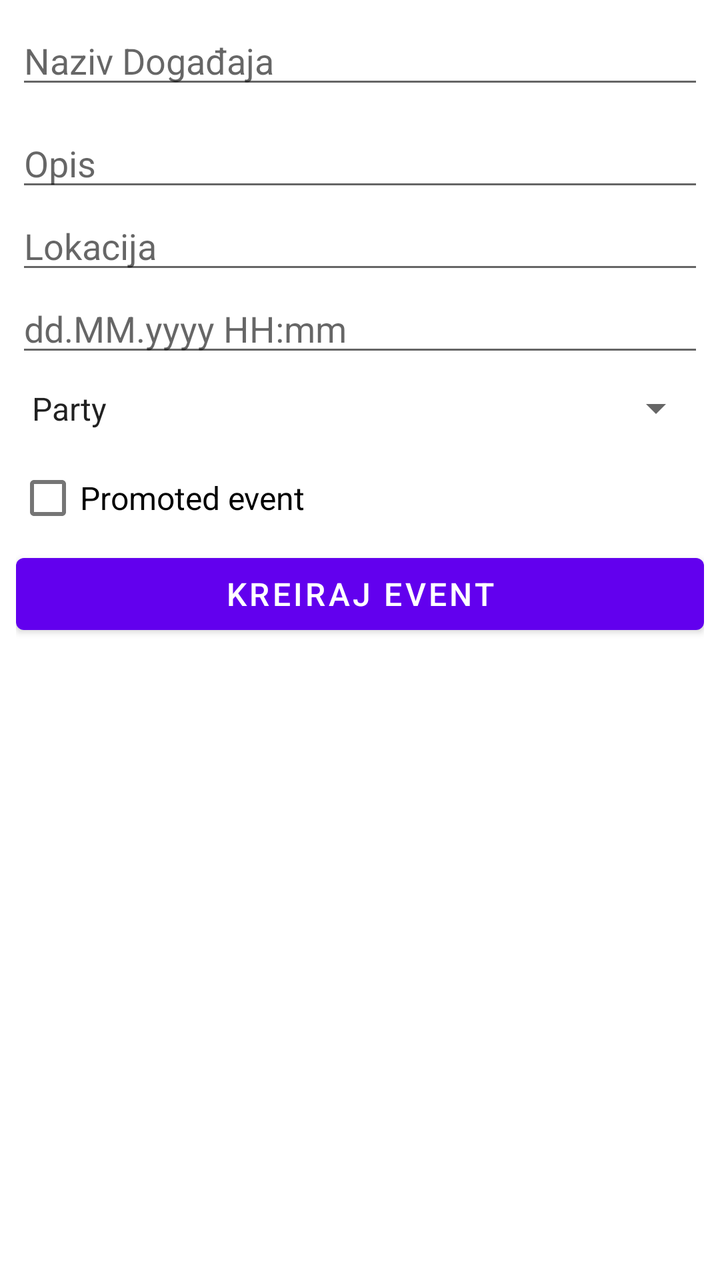
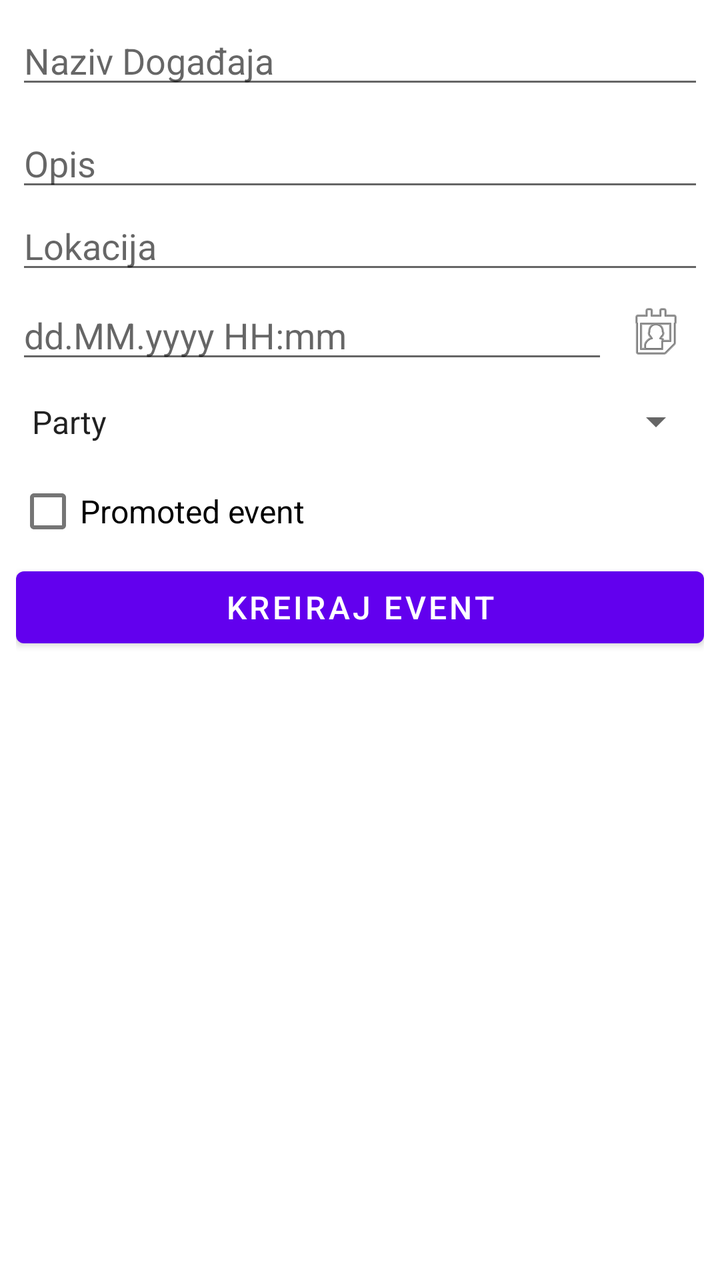

Compare the two renders of this Android layout. The source of the first and the diff that turns it into the second are given below.
<!-- AndroidManifest.xml: application theme Theme.EventsApp -->
<!-- res/layout/activity_create_event.xml -->
<?xml version="1.0" encoding="utf-8"?>
<LinearLayout xmlns:android="http://schemas.android.com/apk/res/android"
    xmlns:app="http://schemas.android.com/apk/res-auto"
    xmlns:tools="http://schemas.android.com/tools"
    android:layout_width="match_parent"
    android:layout_height="match_parent"
    tools:context=".CreateEventActivity"
    android:orientation="vertical"
    android:paddingTop="8dp"
    android:paddingHorizontal="8dp">

    <EditText
        android:id="@+id/editName"
        android:layout_width="match_parent"
        android:layout_height="wrap_content"
        android:hint="@string/naziv_doga_aja"
        android:inputType="text"
        />

    <EditText
        android:id="@+id/editDescription"
        android:layout_width="match_parent"
        android:layout_height="wrap_content"
        android:hint="@string/opis"
        android:inputType="textMultiLine"
        android:paddingTop="20dp"
        />

    <EditText
        android:id="@+id/editLocation"
        android:layout_width="match_parent"
        android:layout_height="wrap_content"
        android:hint="@string/lokacija"
        android:inputType="text"
        />

    <EditText
        android:id="@+id/editDateTime"
        android:layout_width="match_parent"
        android:layout_height="wrap_content"
        android:hint="@string/dd_mm_yyyy_hh_mm"
        android:digits="0123456789. :"/>"
        />

    <EditText
        android:id="@+id/editCapacity"
        android:layout_width="match_parent"
        android:layout_height="wrap_content"
        android:hint="@string/kapacitet"
        android:inputType="number"
        android:visibility="gone"
        />

    <Spinner
        android:id="@+id/spinnerCategory"
        android:layout_width="match_parent"
        android:layout_height="wrap_content"
        android:paddingVertical="10dp"
        android:entries="@array/categories_array"
        />


    <CheckBox
        android:id="@+id/cbPromoted"
        android:layout_width="match_parent"
        android:layout_height="wrap_content"
        android:text="@string/promoted_event"
        android:textSize="16sp"
        />


    <Button
        android:id="@+id/btnCreateEvent"
        android:layout_width="match_parent"
        android:layout_height="wrap_content"
        android:text="@string/kreiraj_event"
        android:textSize="16sp"
        />


</LinearLayout>
<!-- resources referenced by this layout -->
<resources>
  <string-array name="categories_array">
          <item>Party</item>
          <item>Festival</item>
          <item>Stand-Up &amp; Theater</item> <item>Concert</item>
          <item>Exhibition</item>
      </string-array>
  <string name="dd_mm_yyyy_hh_mm">dd.MM.yyyy HH:mm</string>
  <string name="kapacitet">Kapacitet</string>
  <string name="kreiraj_event">kreiraj event</string>
  <string name="lokacija">Lokacija</string>
  <string name="naziv_doga_aja">Naziv Događaja</string>
  <string name="opis">Opis</string>
  <string name="promoted_event">Promoted event</string>
  <style name="Theme.EventsApp" parent="Theme.MaterialComponents.DayNight.DarkActionBar">
          
          <item name="colorPrimary">@color/purple_500</item>
          <item name="colorPrimaryVariant">@color/purple_700</item>
          <item name="colorOnPrimary">@color/white</item>
          
          <item name="colorSecondary">@color/teal_200</item>
          <item name="colorSecondaryVariant">@color/teal_700</item>
          <item name="colorOnSecondary">@color/black</item>
          
          <item name="android:statusBarColor">?attr/colorPrimaryVariant</item>
          
      </style>
  <color name="purple_500">#FF6200EE</color>
  <color name="purple_700">#FF3700B3</color>
  <color name="white">#FFFFFFFF</color>
  <color name="teal_200">#FF03DAC5</color>
  <color name="teal_700">#FF018786</color>
  <color name="black">#FF000000</color>
</resources>

<!-- the commit's change to res/layout/activity_create_event.xml (unified diff, before → after) -->
@@ -34,13 +34,31 @@
         android:inputType="text"
         />
 
-    <EditText
-        android:id="@+id/editDateTime"
+    <LinearLayout
         android:layout_width="match_parent"
         android:layout_height="wrap_content"
-        android:hint="@string/dd_mm_yyyy_hh_mm"
-        android:digits="0123456789. :"/>"
-        />
+        android:orientation="horizontal"
+        android:gravity="center_vertical">
+
+        <EditText
+            android:id="@+id/editDateTime"
+            android:layout_width="wrap_content"
+            android:layout_height="wrap_content"
+            android:layout_weight="1"
+            android:hint="@string/dd_mm_yyyy_hh_mm"
+            android:digits="0123456789. :"
+            android:clickable="true"
+            />
+
+        <ImageButton
+            android:id="@+id/btnCalendarIcon"
+            android:layout_width="48dp"
+            android:layout_height="48dp"
+            android:src="@android:drawable/ic_menu_my_calendar"
+            android:background="?android:attr/selectableItemBackground"
+            />
+
+    </LinearLayout>
 
     <EditText
         android:id="@+id/editCapacity"
